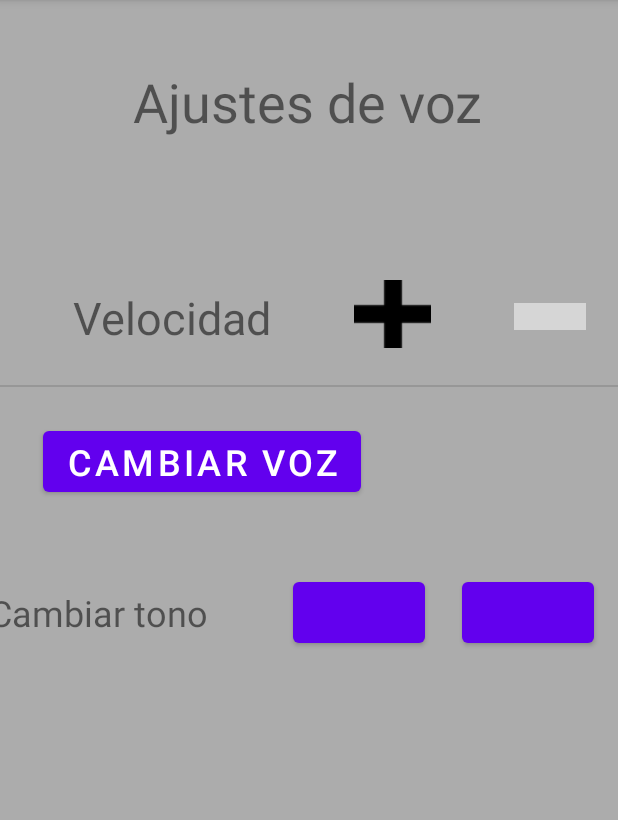
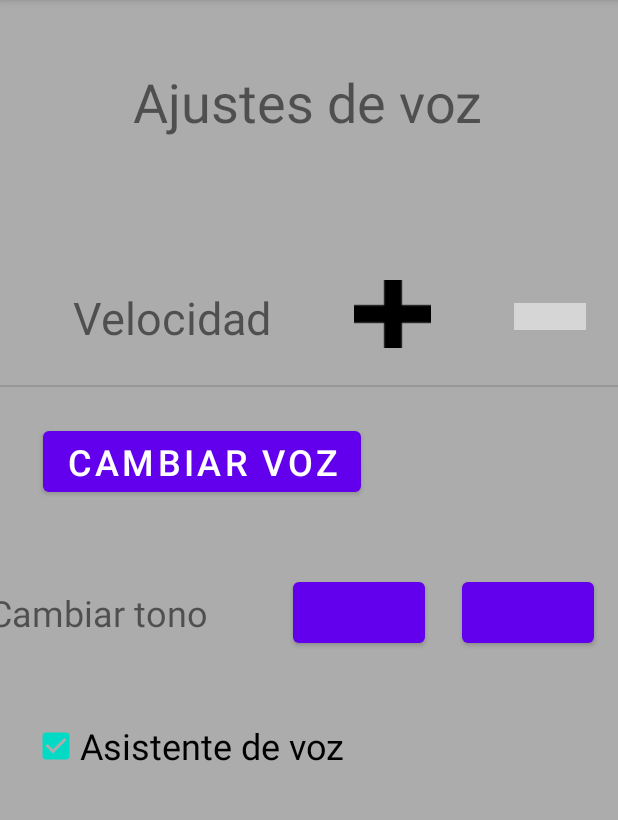
Before and after one commit to alu0101048239/ChessClock, an Android app: the Options screen opened directly, with no data from a screen before it, after a tap on "AJUSTES DE VOZ", on a phone screen of 412 x 824 dp, the part 84-904 px from its top. Run offline under Robolectric (Android 15) with nearby library versions, the phone set to English and light mode, and no system bars; 8 statements that could not run were skipped; grey boxes are pictures that could not be loaded.

```diff
--- a/app/src/main/java/Modelo/English.java
+++ b/app/src/main/java/Modelo/English.java
@@ -25,7 +25,8 @@ public class English extends Language {
     etiquetas.put("ajustes_voz", "Voice settings");
     etiquetas.put("cambiar_voz", "Change voice");
     etiquetas.put("cambiar_tono", "Change pitch");
-    etiquetas.put("tono", "pitch");
+    etiquetas.put("tono", "Pitch");
+    etiquetas.put("asistente", "Voice assistant");
   }
 
   private void SetDictado() {
@@ -48,5 +49,7 @@ public class English extends Language {
     dictado.put("velocidad_actual", "current speed");
     dictado.put("atras", "back");
     dictado.put("mover", "go");
+    dictado.put("asistente_on", "voice assistant enabled");
+    dictado.put("asistente_off", "voice assistant disabled");
   }
 }
--- a/app/src/main/java/Modelo/German.java
+++ b/app/src/main/java/Modelo/German.java
@@ -23,8 +23,8 @@ public class German extends Language {
     etiquetas.put("ajustes_voz", "Spracheinstellungen");
     etiquetas.put("cambiar_voz", "Stimme ändern");
     etiquetas.put("cambiar_tono", "Ton wechseln");
-    etiquetas.put("tono", "ton");
-
+    etiquetas.put("tono", "Ton");
+    etiquetas.put("asistente", "Sprachassistent");
   }
 
   private void SetDictado() {
@@ -46,5 +46,7 @@ public class German extends Language {
     dictado.put("tono_actual", "aktueller geschwindigkeit");
     dictado.put("atras", "zurück");
     dictado.put("mover", "gleich");
+    dictado.put("asistente_on", "Sprachassistent aktiviert");
+    dictado.put("asistente_off", "Sprachassistent deaktiviert");
   }
 }
--- a/app/src/main/java/Modelo/Spanish.java
+++ b/app/src/main/java/Modelo/Spanish.java
@@ -24,6 +24,7 @@ public class Spanish extends Language {
     etiquetas.put("cambiar_voz", "Cambiar voz");
     etiquetas.put("cambiar_tono", "Cambiar tono");
     etiquetas.put("tono", "tono");
+    etiquetas.put("asistente", "Asistente de voz");
   }
 
   private void SetDictado() {
@@ -46,5 +47,7 @@ public class Spanish extends Language {
     dictado.put("velocidad_actual", "velocidad actual");
     dictado.put("atras", "atrás");
     dictado.put("mover", "ya");
+    dictado.put("asistente_on", "asistente de voz activado");
+    dictado.put("asistente_off", "asistente de voz desactivado");
   }
 }
--- a/app/src/main/java/Modelo/Voice.java
+++ b/app/src/main/java/Modelo/Voice.java
@@ -13,6 +13,7 @@ public class Voice extends MainActivity implements TextToSpeech.OnInitListener {
   String voice; // timbre
   float pitch; // tono
   int iterator;
+  boolean asistente;
 
   @Override
   public void onInit(int status) {}
@@ -24,6 +25,7 @@ public class Voice extends MainActivity implements TextToSpeech.OnInitListener {
     SetLanguage("es_ES"); // idioma por defecto (español)
     SetVoice(languagee.GetVoces()[0]); // voz por defecto
     iterator = 1;
+    asistente = true;
   }
 
   public TextToSpeech GetTextToSpeech() {
@@ -117,7 +119,17 @@ public class Voice extends MainActivity implements TextToSpeech.OnInitListener {
     return voice;
   }
 
+  public void Assistant(boolean state) {
+    asistente = state;
+  }
+
+  public boolean GetAssistant() {
+    return asistente;
+  }
+
   public void Speak(String words) {
-    textToSpeech.speak(words, TextToSpeech.QUEUE_FLUSH, null, null);
+    if (asistente) {
+      textToSpeech.speak(words, TextToSpeech.QUEUE_FLUSH, null, null);
+    }
   }
 }
--- a/app/src/main/java/com/ull/chessclock/Options.java
+++ b/app/src/main/java/com/ull/chessclock/Options.java
@@ -34,6 +34,7 @@ public class Options extends MainActivity implements AdapterView.OnItemSelectedL
     voz.SetLanguage(Objects.requireNonNull(state.getString("lenguaje_actual")));
     voz.SetSpeed(state.getFloat("velocidad_actual"));
     voz.SetPitch(state.getFloat("tono_actual"));
+    voz.Assistant(state.getBoolean("asistente_actual"));
 
     /* Seleccionar idioma */
     language = (Spinner) findViewById(R.id.languageSpinner);
@@ -112,6 +113,7 @@ public class Options extends MainActivity implements AdapterView.OnItemSelectedL
     returnIntent.putExtra("Idioma", voz.GetLanguage().GetLanguage());
     returnIntent.putExtra("Voz", voz.GetVoice());
     returnIntent.putExtra("Tono", voz.GetPitch());
+    returnIntent.putExtra("Asistente", voz.GetAssistant());
     setResult(Activity.RESULT_OK, returnIntent);
   }
 
@@ -126,6 +128,7 @@ public class Options extends MainActivity implements AdapterView.OnItemSelectedL
     intent.putExtra("velocidad_actual", voz.GetSpeed());
     intent.putExtra("voz_actual", voz.GetVoice());
     intent.putExtra("tono_actual", voz.GetPitch());
+    intent.putExtra("asistente_actual", voz.GetAssistant());
     startActivityForResult(intent, 0);
   }
 
@@ -159,11 +162,13 @@ public class Options extends MainActivity implements AdapterView.OnItemSelectedL
         String newLanguage = (String)data.getExtras().getSerializable("Idioma");
         String voice = (String)data.getExtras().getSerializable("Voz");
         float pitch = (Float)data.getExtras().getSerializable("Tono");
+        boolean asistente = (Boolean)data.getExtras().getSerializable("Asistente");
         voz.SetSpeed(newSpeed);
         assert newLanguage != null;
         voz.SetLanguage(newLanguage);
         voz.SetVoice(voice);
         voz.SetPitch(pitch);
+        voz.Assistant(asistente);
         textToSpeech = voz.GetTextToSpeech();
         ReturnData();
       }
--- a/app/src/main/java/com/ull/chessclock/VoiceSettings.java
+++ b/app/src/main/java/com/ull/chessclock/VoiceSettings.java
@@ -8,6 +8,7 @@ import android.speech.RecognizerIntent;
 import android.speech.SpeechRecognizer;
 import android.view.View;
 import android.widget.Button;
+import android.widget.CheckBox;
 import android.widget.TextView;
 import android.widget.Toast;
 import java.util.ArrayList;
@@ -20,6 +21,7 @@ public class VoiceSettings extends Options {
   Button agudo;
   Button grave;
   TextView tono;
+  CheckBox set_assistant;
 
   @Override
   protected void onCreate(Bundle savedInstanceState) {
@@ -30,12 +32,14 @@ public class VoiceSettings extends Options {
     voz.SetSpeed(state.getFloat("velocidad_actual"));
     voz.SetVoice(state.getString("voz_actual"));
     voz.SetPitch(state.getFloat("tono_actual"));
+    voz.Assistant(state.getBoolean("asistente_actual"));
 
     velocidad = (TextView) findViewById(R.id.title);
     velocidad.setText(voz.GetLanguage().GetTagById("ajustes_voz"));
     cambio_velocidad = (TextView) findViewById(R.id.velocidad);
     cambio_velocidad.setText(voz.GetLanguage().GetTagById("velocidad"));
     cambio_voz = (TextView) findViewById(R.id.cambiarVoz);
+    set_assistant = (CheckBox) findViewById(R.id.asistente);
     cambio_voz.setText(voz.GetLanguage().GetTagById("cambiar_voz"));
     agudo = (Button) findViewById(R.id.masAgudo);
     grave = (Button) findViewById(R.id.masGrave);
@@ -43,6 +47,8 @@ public class VoiceSettings extends Options {
     tono.setText(voz.GetLanguage().GetTagById("cambiar_tono"));
     agudo.setText(voz.GetLanguage().GetTagById("agudo"));
     grave.setText(voz.GetLanguage().GetTagById("grave"));
+    set_assistant.setText(voz.GetLanguage().GetTagById("asistente"));
+    set_assistant.setChecked(true);
 
     speechRecognizer = SpeechRecognizer.createSpeechRecognizer(VoiceSettings.this);
     speechRecognizerIntent = new Intent(RecognizerIntent.ACTION_RECOGNIZE_SPEECH);
@@ -117,6 +123,7 @@ public class VoiceSettings extends Options {
     returnIntent.putExtra("Idioma", voz.GetLanguage().GetLanguage());
     returnIntent.putExtra("Voz", voz.GetVoice());
     returnIntent.putExtra("Tono", voz.GetPitch());
+    returnIntent.putExtra("Asistente", voz.GetAssistant());
     setResult(Activity.RESULT_OK, returnIntent);
   }
 
@@ -150,6 +157,19 @@ public class VoiceSettings extends Options {
     ReturnData();
   }
 
+  public void Assistant(View view) {
+    if (!set_assistant.isChecked()) {
+      set_assistant.setChecked(false);
+      voz.Speak(voz.GetLanguage().GetDictadoById("asistente_off"));
+      voz.Assistant(false);
+    } else {
+      set_assistant.setChecked(true);
+      voz.Assistant(true);
+      voz.Speak(voz.GetLanguage().GetDictadoById("asistente_on"));
+      ReturnData();
+    }
+  }
+
   private void VoiceManagement(String keeper) {
     if (keeper.equals(voz.GetLanguage().GetTagById("cambiar_voz").toLowerCase())) {
       ChangingVoice();
--- /dev/null
+++ b/app/src/main/res/color/button_background_color.xml
@@ -0,0 +1,5 @@
+<?xml version="1.0" encoding="utf-8"?>
+<selector xmlns:android="http://schemas.android.com/apk/res/android">
+    <item android:state_enabled="true" android:color="#db402c" />
+    <item android:color="@android:color/darker_gray" />
+</selector>
--- a/app/src/main/res/layout/activity_main.xml
+++ b/app/src/main/res/layout/activity_main.xml
@@ -16,11 +16,11 @@
         android:layout_marginTop="10dp"
         android:layout_marginEnd="5dp"
         android:layout_marginBottom="5dp"
-        android:backgroundTint="@color/black"
         android:onClick="PlayerOne"
         android:text="30:00:00"
-        android:textColor="@color/white"
+        android:textColor="@color/black"
         android:textSize="65dp"
+        android:backgroundTint="@color/button_background_color"
         app:layout_constraintBottom_toTopOf="@+id/options"
         app:layout_constraintEnd_toEndOf="parent"
         app:layout_constraintStart_toStartOf="parent"
@@ -34,11 +34,11 @@
         android:layout_marginTop="5dp"
         android:layout_marginEnd="5dp"
         android:layout_marginBottom="10dp"
-        android:backgroundTint="@color/white"
         android:onClick="PlayerTwo"
         android:text="30:00:00"
         android:textColor="@color/black"
         android:textSize="65dp"
+        android:backgroundTint="@color/button_background_color"
         app:iconTint="#FFFFFF"
         app:layout_constraintBottom_toTopOf="@+id/whiteTime"
         app:layout_constraintEnd_toEndOf="parent"
--- a/app/src/main/res/layout/activity_options.xml
+++ b/app/src/main/res/layout/activity_options.xml
@@ -70,8 +70,8 @@
 
     <TextView
         android:id="@+id/juego"
-        android:layout_width="188dp"
-        android:layout_height="45dp"
+        android:layout_width="163dp"
+        android:layout_height="55dp"
         android:text=""
         android:textColor="#1E1111"
         android:textSize="30sp"
--- a/app/src/main/res/layout/activity_voice.xml
+++ b/app/src/main/res/layout/activity_voice.xml
@@ -130,4 +130,18 @@
         app:layout_constraintTop_toTopOf="parent"
         app:layout_constraintVertical_bias="0.533" />
 
+    <CheckBox
+        android:id="@+id/asistente"
+        android:layout_width="wrap_content"
+        android:layout_height="wrap_content"
+        android:text="CheckBox"
+        android:textSize="24sp"
+        android:onClick="Assistant"
+        app:layout_constraintBottom_toBottomOf="parent"
+        app:layout_constraintEnd_toEndOf="parent"
+        app:layout_constraintHorizontal_bias="0.106"
+        app:layout_constraintStart_toStartOf="parent"
+        app:layout_constraintTop_toTopOf="parent"
+        app:layout_constraintVertical_bias="0.657" />
+
 </androidx.constraintlayout.widget.ConstraintLayout>
```
Also changed, not shown: app/src/main/java/com/ull/chessclock/MainActivity.java (+3 -4 lines).
